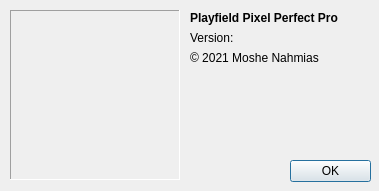
First picture: the form in ui/about.ui, repository moshenahmias/pppp, before the edit.
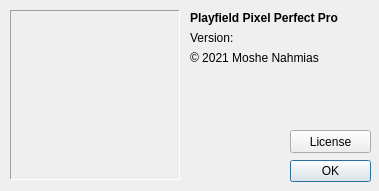
Second picture: the form after the edit. Icons and pictures are not drawn.

What changed in the file:
```diff
--- a/ui/about.ui
+++ b/ui/about.ui
@@ -120,6 +120,19 @@
     <pixmap>../assets/logo.png</pixmap>
    </property>
   </widget>
+  <widget class="QPushButton" name="pushButtonLicense">
+   <property name="geometry">
+    <rect>
+     <x>290</x>
+     <y>130</y>
+     <width>81</width>
+     <height>23</height>
+    </rect>
+   </property>
+   <property name="text">
+    <string>License</string>
+   </property>
+  </widget>
  </widget>
  <resources/>
  <connections>
```
Left out of the diff: 6 changed lines with no effect on the pictures.
